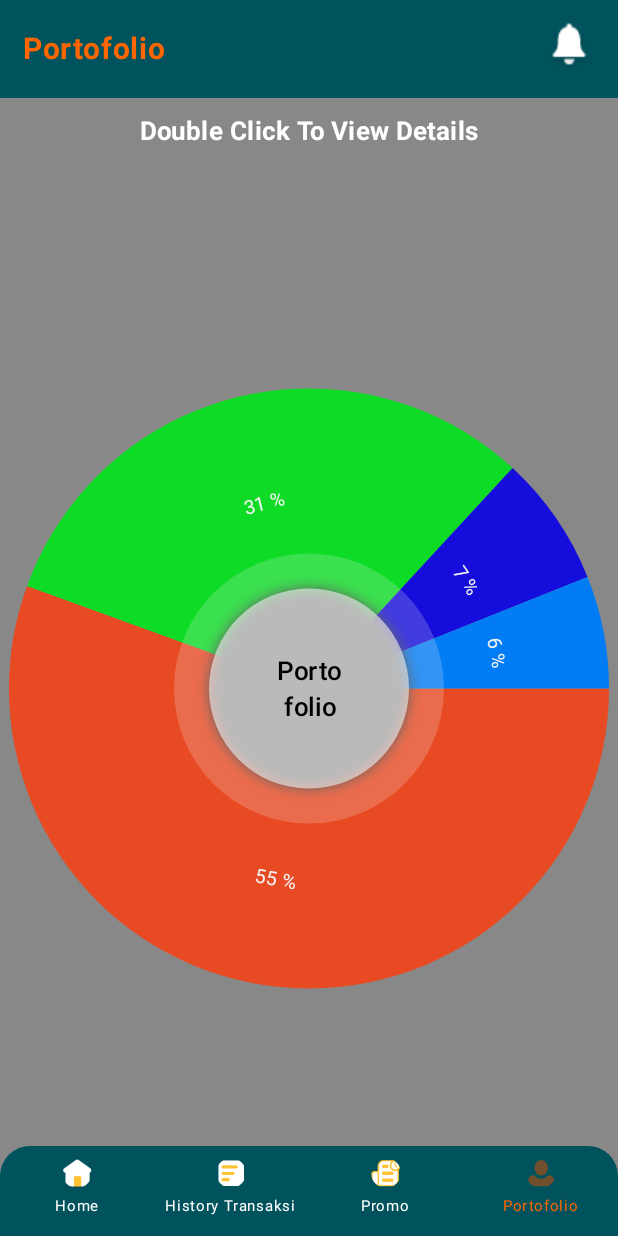
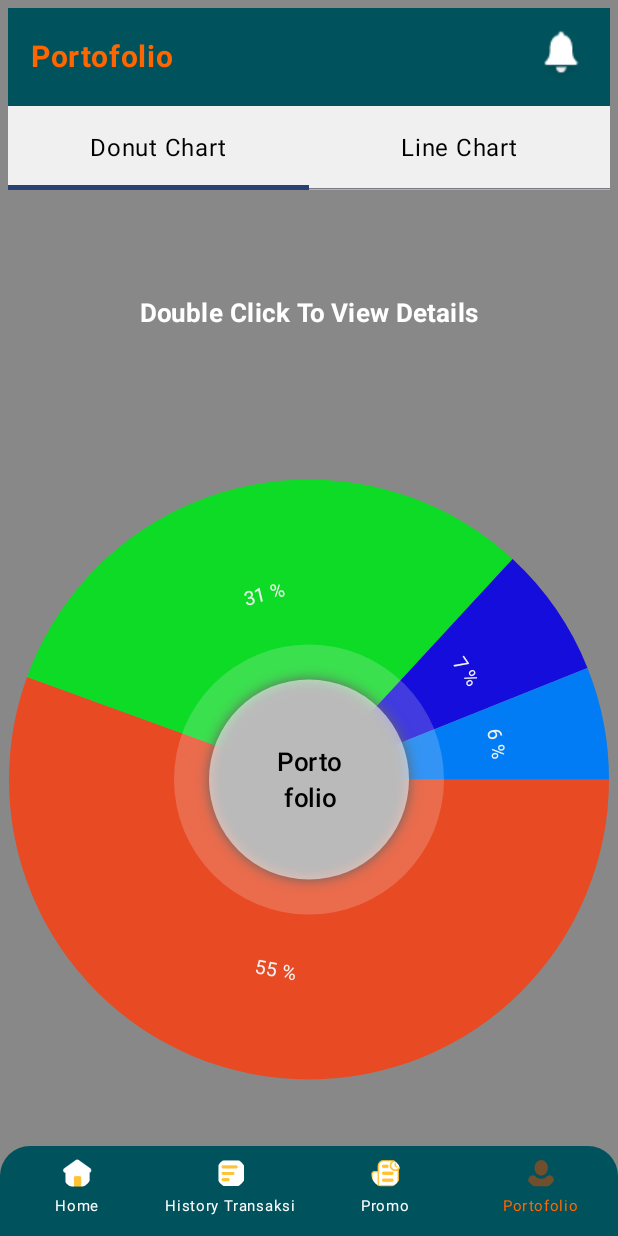
Before and after one commit to aldianrahman/BankingApp, an Android app built with Jetpack Compose: the screen it shows after launch (MainActivity), after a tap on "Portofolio", on a phone screen of 412 x 824 dp. Run offline under Robolectric (Android 15) with nearby library versions, the phone set to English and light mode, and no system bars; our stand-ins replace Room's generated code; libraries missing offline, so code that uses them is left out: coil.decode; 3 other taps on this screen came first.

Commit message:
Chart Sudah

```diff
--- a/app/src/main/java/com/example/raksaonlinecompose/screen/HomeScreen.kt
+++ b/app/src/main/java/com/example/raksaonlinecompose/screen/HomeScreen.kt
@@ -98,8 +98,10 @@ import androidx.compose.foundation.gestures.detectTapGestures
 import androidx.compose.foundation.layout.*
 import androidx.compose.material.icons.filled.Close
 import androidx.compose.material3.AlertDialog
+import androidx.compose.material3.Divider
 import androidx.compose.material3.MaterialTheme
 import androidx.compose.runtime.*
+import androidx.compose.ui.Alignment.Companion.CenterHorizontally
 import androidx.compose.ui.geometry.CornerRadius
 import androidx.compose.ui.graphics.*
 import androidx.compose.ui.graphics.drawscope.rotate
@@ -517,14 +519,63 @@ fun ViewPager(
 //                    }
                 }
             }else if (indexClick == 3 || index1 == 3){
+                val tabTitles = listOf("Donut Chart", "Line Chart")
+                val data = listOf(
+                    Pair(1, 3.0),
+                    Pair(2, 7.0),
+                    Pair(3, 8.0),
+                    Pair(4, 10.0),
+                    Pair(5, 5.0),
+                    Pair(6, 10.0),
+                    Pair(7, 1.0),
+                    Pair(8, 3.0),
+                    Pair(9, 5.0),
+                    Pair(10, 10.0),
+                    Pair(11, 7.0),
+                    Pair(12, 7.0),
+                )
+
+                // Define the selected tab index
+                var selectedTabIndex by remember { mutableStateOf(0) }
                 Column(
                     modifier = Modifier
                         .background(Color.Gray)
                         .padding(5.dp)
-                        .align(Alignment.Center)
+                        .align(Alignment.TopStart)
                     ,
                     horizontalAlignment = Alignment.CenterHorizontally
                 ){
+                    TopHeader(
+                        modifier = Modifier,
+                        "Portofolio"
+                    )
+                    TabRow(
+                        selectedTabIndex,
+                        containerColor = lightGrayColor,
+                        contentColor = revamp_main,
+                        modifier = Modifier.background(Color.Transparent)
+                    ) {
+                        // Create a tab for each title
+                        tabTitles.forEachIndexed { index, title ->
+                            Tab(
+                                selected = selectedTabIndex == index,
+                                onClick = { selectedTabIndex = index },
+                            ) {
+                                Text(
+                                    text = title,
+                                    modifier = Modifier.padding(16.dp),
+                                    color = Color.Black
+                                )
+                            }
+                        }
+                    }
+
+
+
+                    // Content based on selected tab
+                    when (selectedTabIndex) {
+                        0 -> {
+                            // Content for Tab 1
                             Text(
                                 "Double Click To View Details",
                                 fontSize = 17.sp,
@@ -548,6 +599,30 @@ fun ViewPager(
                                     detailData = it.detailTransaction as MutableList<DetailTransaction>
                                 }
                             }
+                        }
+                        1 -> {
+                            // Content for Tab 2
+                            Text(
+                                "Line Chart",
+                                fontSize = 17.sp,
+                                fontWeight = FontWeight.Bold,
+                                color = Color.White,
+                                textAlign = TextAlign.Center,
+                                modifier = Modifier.padding(top = 30.dp)
+                            )
+                            LineChart(
+                                data = data,
+                                modifier = Modifier
+                                    .fillMaxSize()
+                                    .align(CenterHorizontally)
+                                    .padding(bottom = 100.dp)
+                            )
+                            Divider()
+
+                        }
+                    }
+
+
                 }
                 if (alertDialogOpen) {
                     AlertDialog(
@@ -616,10 +691,7 @@ fun ViewPager(
                         }
                     )
                 }
-                TopHeader(
-                    modifier = Modifier.align(Alignment.TopCenter),
-                    "Portofolio"
-                )
+
 
 //
 //                Text(text = "Page Index : $index1")
--- a/app/src/main/res/values/strings.xml
+++ b/app/src/main/res/values/strings.xml
@@ -1,5 +1,5 @@
 <resources>
-    <string name="app_name">RaksaOnlineCompose</string>
+    <string name="app_name">Mobile App All In One</string>
     <string name="auto_text">AUTO</string>
     <string name="non_auto_text">NON AUTO</string>
 </resources>
```
Also changed, not shown: app/src/main/java/com/example/raksaonlinecompose/screen/LineChart.kt (added, +202 -0 lines). Lines whose indentation alone changed are shown as unchanged.
